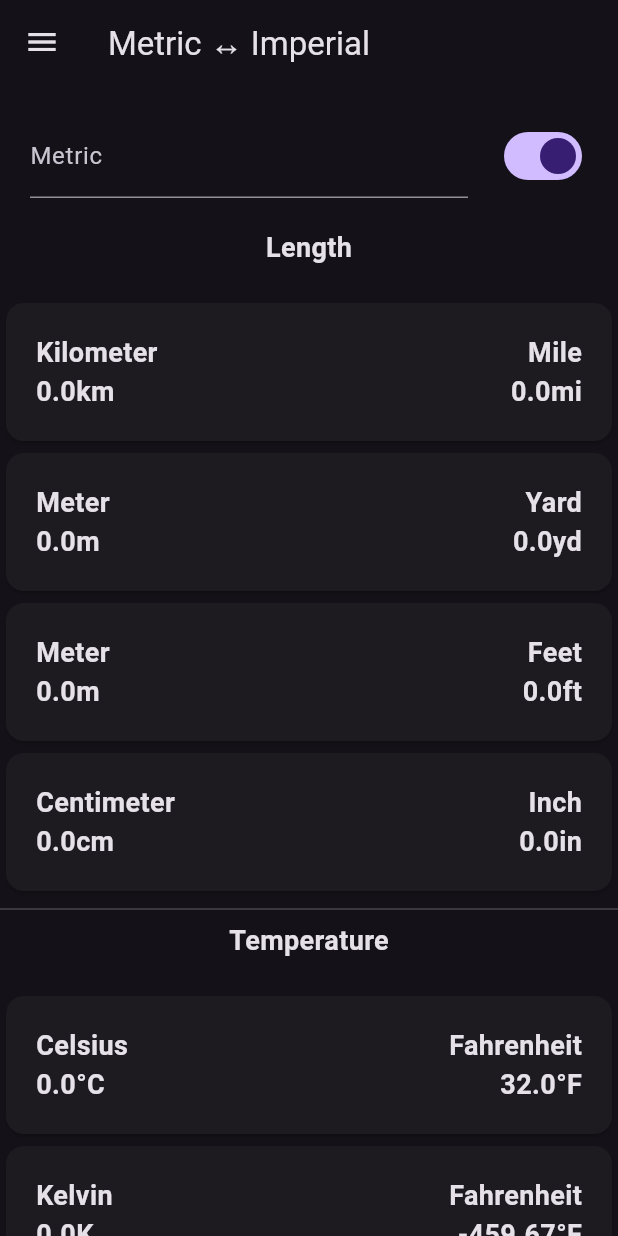
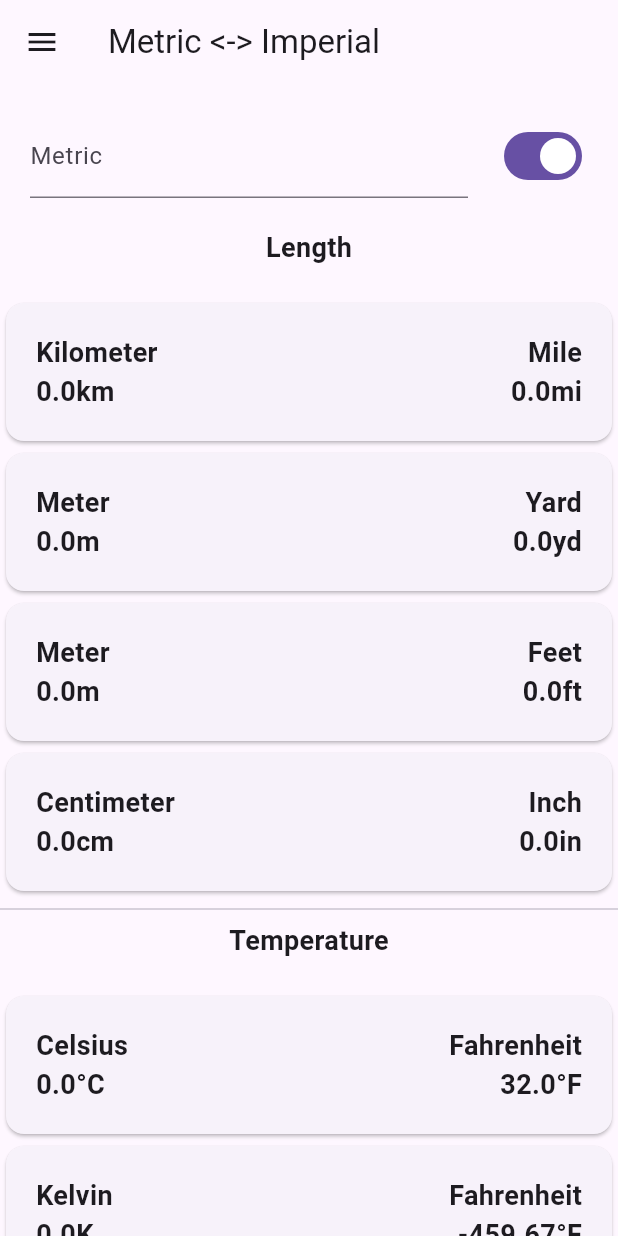
Before and after one commit to TheDarkBug/unitconverter, a Flutter app: the screen it shows after launch, on a phone screen of 412 x 824 dp. Run offline on Flutter 3.47's test engine with Material 2 defaults, Android fonts, the light colour scheme and no system bars.

Commit message:
Added theme switch in settings page

```diff
--- a/lib/main.dart
+++ b/lib/main.dart
@@ -1,29 +1,52 @@
 import 'package:flutter/material.dart';
-import 'unit.dart';
+import 'quickconvert.dart';
+import 'settings.dart';
 
 void main() => runApp(const App());
 
-class App extends StatelessWidget {
+class App extends StatefulWidget {
   const App({super.key});
+  @override
+  State<App> createState() => _AppState();
+}
+
+class _AppState extends State<App> {
+  ThemeMode themeMode = ThemeMode.system;
+  late Settings settings;
+  void setTheme(ThemeMode mode) {
+    setState(() {
+      themeMode = mode;
+    });
+  }
+
+  @override
+  void initState() {
+    super.initState();
+    settings = Settings(themeSetter: setTheme, themeMode: themeMode);
+  }
+
   @override
   Widget build(BuildContext context) {
     return MaterialApp(
       title: 'Unit Converter',
-      theme: ThemeData.dark(useMaterial3: true),
-      home: const HomeScreen(),
+      theme: ThemeData.light(useMaterial3: true),
+      darkTheme: ThemeData.dark(useMaterial3: true),
+      themeMode: themeMode,
+      home: HomeScreen(settings: settings),
     );
   }
 }
 
 class HomeScreen extends StatefulWidget {
-  const HomeScreen({super.key});
+  HomeScreen({super.key, required this.settings});
+  Settings settings;
   @override
   State<HomeScreen> createState() => _HomeScreenState();
 }
 
 class _HomeScreenState extends State<HomeScreen> {
   Widget _selectedPage = const QuickConvertPage();
-  String _selecctedTitle = "Metric ↔ Imperial";
+  String _selecctedTitle = "Metric <-> Imperial";
 
   @override
   Widget build(BuildContext context) {
@@ -45,7 +68,7 @@ class _HomeScreenState extends State<HomeScreen> {
               onTap: () {
                 Navigator.pop(context);
                 setState(() {
-                  _selecctedTitle = "Metric ↔ Imperial";
+                  _selecctedTitle = "Metric <-> Imperial";
                   _selectedPage = const QuickConvertPage();
                 });
               },
@@ -56,7 +79,7 @@ class _HomeScreenState extends State<HomeScreen> {
                 Navigator.pop(context);
                 setState(() {
                   _selecctedTitle = "Settings";
-                  _selectedPage = const SettingsPage();
+                  _selectedPage = SettingsPage(settings: widget.settings);
                 });
               },
             ),
@@ -66,85 +89,3 @@ class _HomeScreenState extends State<HomeScreen> {
     );
   }
 }
-
-class SettingsPage extends StatelessWidget {
-  const SettingsPage({super.key});
-  @override
-  Widget build(BuildContext context) {
-    return const Center(child: Text('Settings'));
-  }
-}
-
-class QuickConvertPage extends StatefulWidget {
-  const QuickConvertPage({super.key});
-  @override
-  State<QuickConvertPage> createState() => _QuickConvertPageState();
-}
-
-class _QuickConvertPageState extends State<QuickConvertPage> {
-  double value = 0.0;
-  bool isMetric = true;
-  final TextEditingController controller = TextEditingController();
-  @override
-  void dispose() {
-    controller.dispose();
-    super.dispose();
-  }
-
-  @override
-  Widget build(BuildContext context) {
-    return Column(
-      children: <Widget>[
-        Row(
-          children: <Widget>[
-            Expanded(
-              child: Padding(
-                padding: const EdgeInsets.all(20.0),
-                child: TextField(
-                    controller: controller,
-                    keyboardType: TextInputType.number,
-                    decoration: InputDecoration(
-                      labelText: isMetric ? 'Metric' : 'Imperial',
-                      hintText: 'e.g. 6.9',
-                      suffixIcon: controller.text.isNotEmpty
-                          ? IconButton(
-                              icon: const Icon(Icons.clear),
-                              onPressed: () {
-                                setState(() {
-                                  controller.clear();
-                                  value = 0.0;
-                                });
-                              })
-                          : null,
-                    ),
-                    onChanged: (value) {
-                      setState(() {
-                        this.value =
-                            value.isNotEmpty ? double.parse(value) : 0.0;
-                      });
-                    }),
-              ),
-            ),
-            Padding(
-              padding: const EdgeInsets.only(right: 20.0),
-              child: Switch(
-                  value: isMetric,
-                  onChanged: (value) {
-                    setState(() {
-                      isMetric = value;
-                    });
-                  }),
-            )
-          ],
-        ),
-        Expanded(
-          child: ListView.builder(
-            itemCount: getUnits(value, isMetric).length,
-            itemBuilder: (BuildContext context, int index) =>
-                Center(child: getUnits(value, isMetric)[index]),
-          ),
-        ),
-      ],
-    );
-  }
-}
--- /dev/null
+++ b/lib/quickconvert.dart
@@ -0,0 +1,76 @@
+import 'package:flutter/material.dart';
+import 'unit.dart';
+
+class QuickConvertPage extends StatefulWidget {
+  const QuickConvertPage({super.key});
+  @override
+  State<QuickConvertPage> createState() => _QuickConvertPageState();
+}
+
+class _QuickConvertPageState extends State<QuickConvertPage> {
+  double value = 0.0;
+  bool isMetric = true;
+  final TextEditingController controller = TextEditingController();
+  @override
+  void dispose() {
+    controller.dispose();
+    super.dispose();
+  }
+
+  @override
+  Widget build(BuildContext context) {
+    return Column(
+      children: <Widget>[
+        Row(
+          children: <Widget>[
+            Expanded(
+              child: Padding(
+                padding: const EdgeInsets.all(20.0),
+                child: TextField(
+                    controller: controller,
+                    keyboardType: TextInputType.number,
+                    decoration: InputDecoration(
+                      labelText: isMetric ? 'Metric' : 'Imperial',
+                      hintText: 'e.g. 6.9',
+                      suffixIcon: controller.text.isNotEmpty
+                          ? IconButton(
+                              icon: const Icon(Icons.clear),
+                              onPressed: () {
+                                setState(() {
+                                  controller.clear();
+                                  value = 0.0;
+                                });
+                              })
+                          : null,
+                    ),
+                    onChanged: (value) {
+                      setState(() {
+                        this.value =
+                            value.isNotEmpty ? double.parse(value) : 0.0;
+                      });
+                    }),
+              ),
+            ),
+            Padding(
+              padding: const EdgeInsets.only(right: 20.0),
+              child: Switch(
+                  value: isMetric,
+                  onChanged: (value) {
+                    setState(() {
+                      isMetric = value;
+                    });
+                  }),
+            )
+          ],
+        ),
+        Expanded(
+          child: ListView.builder(
+            itemCount: getUnits(value, isMetric).length,
+            itemBuilder: (BuildContext context, int index) =>
+                Center(child: getUnits(value, isMetric)[index]),
+          ),
+        ),
+      ],
+    );
+  }
+}
```
Also changed, not shown: lib/settings.dart (added, +93 -0 lines).
